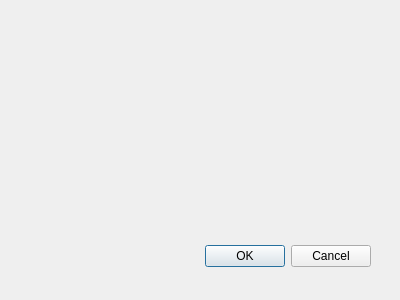
Above: screens/addnotesdialog.ui from PCSchool/demonstrator before the change. Below: the same form after it.
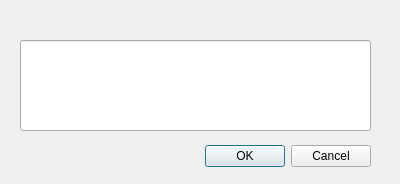
That is the form after the change.

Patch:
```diff
--- a/screens/addnotesdialog.ui
+++ b/screens/addnotesdialog.ui
@@ -9,7 +9,7 @@
     <x>0</x>
     <y>0</y>
     <width>400</width>
-    <height>300</height>
+    <height>184</height>
    </rect>
   </property>
   <property name="windowTitle">
@@ -19,7 +19,7 @@
    <property name="geometry">
     <rect>
      <x>30</x>
-     <y>240</y>
+     <y>140</y>
      <width>341</width>
      <height>32</height>
     </rect>
@@ -31,6 +31,16 @@
     <set>QDialogButtonBox::Cancel|QDialogButtonBox::Ok</set>
    </property>
   </widget>
+  <widget class="QLineEdit" name="tbText">
+   <property name="geometry">
+    <rect>
+     <x>20</x>
+     <y>40</y>
+     <width>351</width>
+     <height>91</height>
+    </rect>
+   </property>
+  </widget>
  </widget>
  <pixmapfunction/>
  <resources/>
```
Left out of the diff: 5 changed lines with no effect on the pictures.
